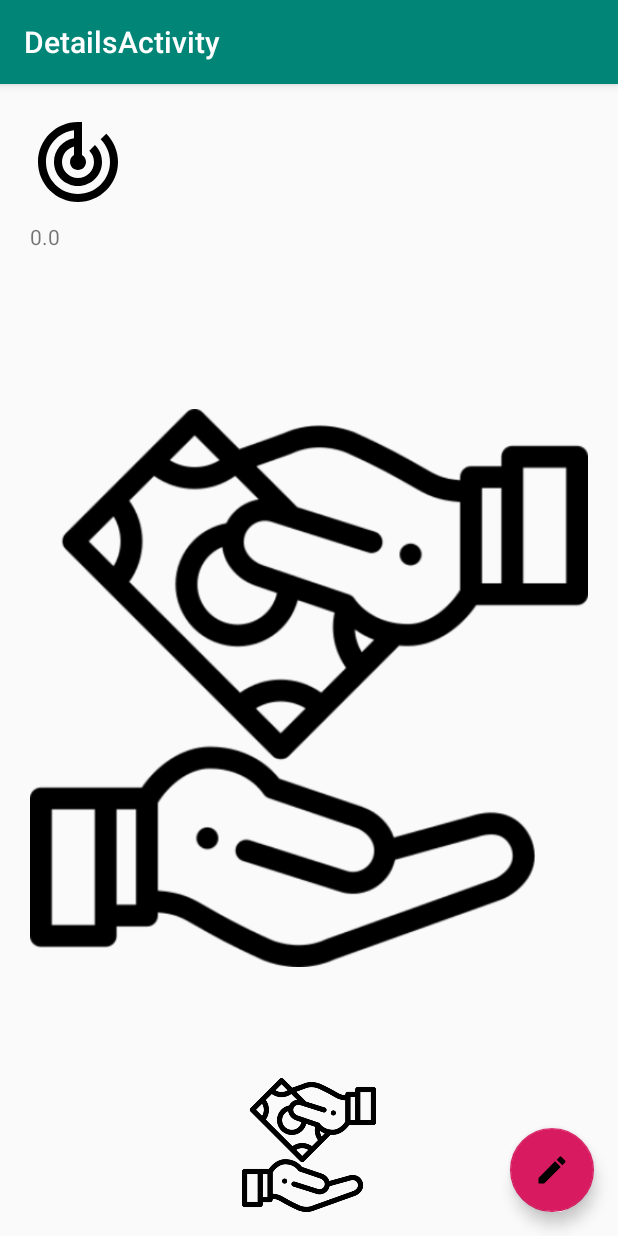
After one commit to 785pavan/isee2019-SPENDEMON, an Android app: the DetailsActivity screen opened directly, with no data from a screen before it, on a phone screen of 412 x 824 dp. The commit adds this screen. Run offline under Robolectric (Android 15) with nearby library versions, the phone set to English and light mode, and no system bars; 3 statements that could not run were skipped.

Commit message:
details view added

```diff
--- /dev/null
+++ b/app/src/main/java/com/dbse/android/spendemon/DetailsActivity.java
@@ -0,0 +1,127 @@
+package com.dbse.android.spendemon;
+
+import android.content.Intent;
+import android.os.Bundle;
+import android.view.View;
+import android.widget.ImageView;
+import android.widget.TextView;
+
+import androidx.appcompat.app.AppCompatActivity;
+import androidx.appcompat.widget.Toolbar;
+
+import com.google.android.material.floatingactionbutton.FloatingActionButton;
+import com.google.android.material.snackbar.Snackbar;
+
+
+public class DetailsActivity extends AppCompatActivity {
+
+
+    ImageView ivCat;
+    ImageView ivPay;
+    ImageView ivType;
+    TextView tvAmount;
+    TextView tvDate;
+    TextView tvNotes;
+
+    @Override
+    protected void onCreate(Bundle savedInstanceState) {
+        Intent intent = getIntent();
+        super.onCreate(savedInstanceState);
+        setContentView(R.layout.activity_details);
+        Toolbar toolbar = findViewById(R.id.toolbar);
+        setSupportActionBar(toolbar);
+        ivCat = findViewById(R.id.ivCatDetails);
+        ivPay = findViewById(R.id.ivPaymentDetails);
+        ivType = findViewById(R.id.ivTypeDetails);
+        tvAmount = findViewById(R.id.tvAmountDetails);
+        tvDate = findViewById(R.id.tvDateDetails);
+        tvNotes = findViewById(R.id.tvNotesDetails);
+
+        switch (intent.getStringExtra("Category")) {
+            case "Rent":
+                ivCat.setImageResource(R.drawable.rent);
+                break;
+            case "Insurance":
+                ivCat.setImageResource(R.drawable.insurance);
+                break;
+            case "Groceries":
+                ivCat.setImageResource(R.drawable.groceries);
+                break;
+            case "Travel":
+                ivCat.setImageResource(R.drawable.travel);
+                ;
+                break;
+            case "Restaurant":
+                ivCat.setImageResource(R.drawable.restaurant);
+                break;
+            case "Allowance":
+                ivCat.setImageResource(R.drawable.allowance);
+                break;
+            case "Salary":
+                ivCat.setImageResource(R.drawable.salary);
+                break;
+            case "Bonds":
+                ivCat.setImageResource(R.drawable.bonds);
+                break;
+            case "Bonus":
+                ivCat.setImageResource(R.drawable.bonus);
+                break;
+            case "Gift":
+                ivCat.setImageResource(R.drawable.wallet_giftcard);
+                break;
+            default:
+                ivCat.setImageResource(R.drawable.default_cat);
+                ;
+        }
+
+        switch (intent.getStringExtra("PaymentMethod")) {
+            case "Cash":
+                ivPay.setImageResource(R.drawable.cash_100);
+                break;
+            case "Card":
+                ivPay.setImageResource(R.drawable.creditcard);
+                break;
+            case "PayPal":
+                ivPay.setImageResource(R.drawable.paypal);
+                break;
+            case "GooglePay":
+                ivPay.setImageResource(R.drawable.googlpay);
+                break;
+            case "ApplePay":
+                ivPay.setImageResource(R.drawable.apple);
+                break;
+
+            default:
+                ivPay.setImageResource(R.drawable.default_pay);
+
+        }
+
+        switch (intent.getStringExtra("Type")) {
+            case "Incomes":
+                ivType.setImageResource(R.drawable.plus_black);
+                break;
+            case "Expenses":
+                ivType.setImageResource(R.drawable.minus_black);
+                break;
+            default:
+                ivType.setImageResource(R.drawable.default_pay);
+                break;
+
+        }
+
+
+        tvAmount.setText(String.valueOf(intent.getDoubleExtra("Amount", 0.0)));
+        tvNotes.setText(intent.getStringExtra("Notes"));
+        tvDate.setText(intent.getStringExtra("Date"));
+
+        FloatingActionButton fab = findViewById(R.id.fab);
+        fab.setOnClickListener(new View.OnClickListener() {
+            @Override
+            public void onClick(View view) {
+                Snackbar.make(view, "Edit Text", Snackbar.LENGTH_LONG)
+                        .setAction("Action", null).show();
+            }
+        });
+    }
+
+}
--- /dev/null
+++ b/app/src/main/res/drawable/ic_edit_black_24dp.xml
@@ -0,0 +1,9 @@
+<vector xmlns:android="http://schemas.android.com/apk/res/android"
+        android:width="24dp"
+        android:height="24dp"
+        android:viewportWidth="24.0"
+        android:viewportHeight="24.0">
+    <path
+        android:fillColor="#FF000000"
+        android:pathData="M3,17.25V21h3.75L17.81,9.94l-3.75,-3.75L3,17.25zM20.71,7.04c0.39,-0.39 0.39,-1.02 0,-1.41l-2.34,-2.34c-0.39,-0.39 -1.02,-0.39 -1.41,0l-1.83,1.83 3.75,3.75 1.83,-1.83z"/>
+</vector>
--- /dev/null
+++ b/app/src/main/res/layout/activity_details.xml
@@ -0,0 +1,34 @@
+<?xml version="1.0" encoding="utf-8"?>
+<androidx.coordinatorlayout.widget.CoordinatorLayout
+    xmlns:android="http://schemas.android.com/apk/res/android"
+    xmlns:app="http://schemas.android.com/apk/res-auto"
+    xmlns:tools="http://schemas.android.com/tools"
+    android:layout_width="match_parent"
+    android:layout_height="match_parent"
+    tools:context=".DetailsActivity">
+
+    <com.google.android.material.appbar.AppBarLayout
+        android:layout_width="match_parent"
+        android:layout_height="wrap_content"
+        android:theme="@style/AppTheme.AppBarOverlay">
+
+        <androidx.appcompat.widget.Toolbar
+            android:id="@+id/toolbar"
+            android:layout_width="match_parent"
+            android:layout_height="?attr/actionBarSize"
+            android:background="?attr/colorPrimary"
+            app:popupTheme="@style/AppTheme.PopupOverlay" />
+
+    </com.google.android.material.appbar.AppBarLayout>
+
+    <include layout="@layout/content_details" />
+
+    <com.google.android.material.floatingactionbutton.FloatingActionButton
+        android:id="@+id/fab"
+        android:layout_width="wrap_content"
+        android:layout_height="wrap_content"
+        android:layout_gravity="bottom|end"
+        android:layout_margin="@dimen/fab_margin"
+        app:srcCompat="@drawable/ic_edit_black_24dp" />
+
+</androidx.coordinatorlayout.widget.CoordinatorLayout>
--- a/app/src/main/res/layout/activity_item_entry.xml
+++ b/app/src/main/res/layout/activity_item_entry.xml
@@ -1,10 +1,12 @@
 <?xml version="1.0" encoding="utf-8"?>
-<RelativeLayout xmlns:android="http://schemas.android.com/apk/res/android"
+<RelativeLayout
+    xmlns:android="http://schemas.android.com/apk/res/android"
     xmlns:tools="http://schemas.android.com/tools"
     android:layout_width="match_parent"
     android:layout_height="wrap_content"
     android:padding="8dp"
-    tools:context=".itemEntry">
+    tools:context=".itemEntry"
+    android:id="@+id/rootItem">
 
     <ImageView
         android:id="@+id/categoryImage"
--- /dev/null
+++ b/app/src/main/res/layout/content_details.xml
@@ -0,0 +1,54 @@
+<?xml version="1.0" encoding="utf-8"?>
+<LinearLayout xmlns:android="http://schemas.android.com/apk/res/android"
+    xmlns:app="http://schemas.android.com/apk/res-auto"
+    xmlns:tools="http://schemas.android.com/tools"
+    android:layout_width="match_parent"
+    android:layout_height="match_parent"
+    android:orientation="vertical"
+    app:layout_behavior="@string/appbar_scrolling_view_behavior"
+    tools:context=".DetailsActivity"
+    tools:showIn="@layout/activity_details"
+    android:layout_margin="16dp">
+
+    <ImageView
+        android:id="@+id/ivCatDetails"
+        android:layout_width="72dp"
+        android:layout_height="72dp"
+        android:contentDescription="@string/categoryImageDesc"
+        android:padding="4dp" />
+
+    <TextView
+        android:id="@+id/tvAmountDetails"
+        android:layout_width="wrap_content"
+        android:layout_height="wrap_content"
+        android:padding="4dp" />
+
+    <TextView
+        android:id="@+id/tvDateDetails"
+        android:layout_width="wrap_content"
+        android:layout_height="wrap_content"
+        android:padding="4dp" />
+
+    <ImageView
+        android:id="@+id/ivTypeDetails"
+        android:layout_width="wrap_content"
+        android:layout_height="wrap_content"
+        android:contentDescription="@string/typeImageDesc"
+        android:padding="4dp" />
+
+    <ImageView
+        android:id="@+id/ivPaymentDetails"
+        android:layout_width="wrap_content"
+        android:layout_height="wrap_content"
+        android:contentDescription="@string/paymentImageDesc" />
+
+    <TextView
+        android:id="@+id/tvNotesDetails"
+        android:layout_width="match_parent"
+        android:layout_height="200dp"
+        android:padding="4dp"
+        tools:text="Notes to be added"
+        android:textAlignment="center"/>
+
+
+</LinearLayout>
--- a/app/src/main/res/values/strings.xml
+++ b/app/src/main/res/values/strings.xml
@@ -136,5 +136,6 @@
     <string name="month">Month: </string>
     <string name="date001">DATE</string>
     <string name="enter_date">Enter date</string>
+    <string name="title_activity_details">DetailsActivity</string>
 
 </resources>
--- a/app/src/main/res/values/styles.xml
+++ b/app/src/main/res/values/styles.xml
@@ -31,7 +31,4 @@
     <style name="AppTheme.PopupOverlay" parent="ThemeOverlay.AppCompat.Light" />
 
 
-
-
-
 </resources>
```
Also changed, not shown: app/src/main/AndroidManifest.xml (+8 -6 lines), app/src/main/java/com/dbse/android/spendemon/entryAdaptor.java (+39 -1 lines).
